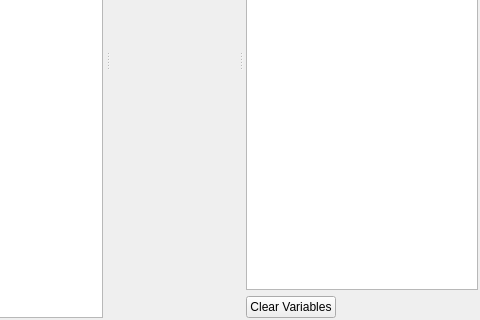
Rob0xFF/PhyxCalc, file mainwindow.ui: the form before one commit; both pictures show x 131 to 611 and y 236 to 556 of the 611 by 556 pixel window.
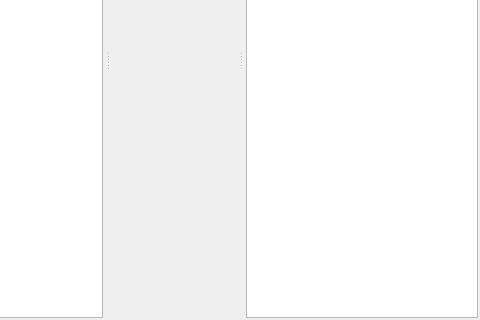
The form after the commit. Icons and pictures are not drawn. Custom widgets are drawn as their Qt base class.

Commit message: added clear variables function to action instead of button

```diff
--- a/mainwindow.ui
+++ b/mainwindow.ui
@@ -191,30 +191,6 @@
        </attribute>
       </widget>
      </item>
-     <item row="1" column="0">
-      <widget class="QPushButton" name="clearVariablesButton">
-       <property name="text">
-        <string>Clear Variables</string>
-       </property>
-       <property name="icon">
-        <iconset resource="images.qrc">
-         <normaloff>:/icons/images/edit-clear.png</normaloff>:/icons/images/edit-clear.png</iconset>
-       </property>
-      </widget>
-     </item>
-     <item row="1" column="1">
-      <spacer name="horizontalSpacer">
-       <property name="orientation">
-        <enum>Qt::Horizontal</enum>
-       </property>
-       <property name="sizeHint" stdset="0">
-        <size>
-         <width>40</width>
-         <height>20</height>
-        </size>
-       </property>
-      </spacer>
-     </item>
     </layout>
    </widget>
   </widget>
```
Left out of the diff: 10 changed lines with no effect on the pictures. The commit also changes 2 other files.
